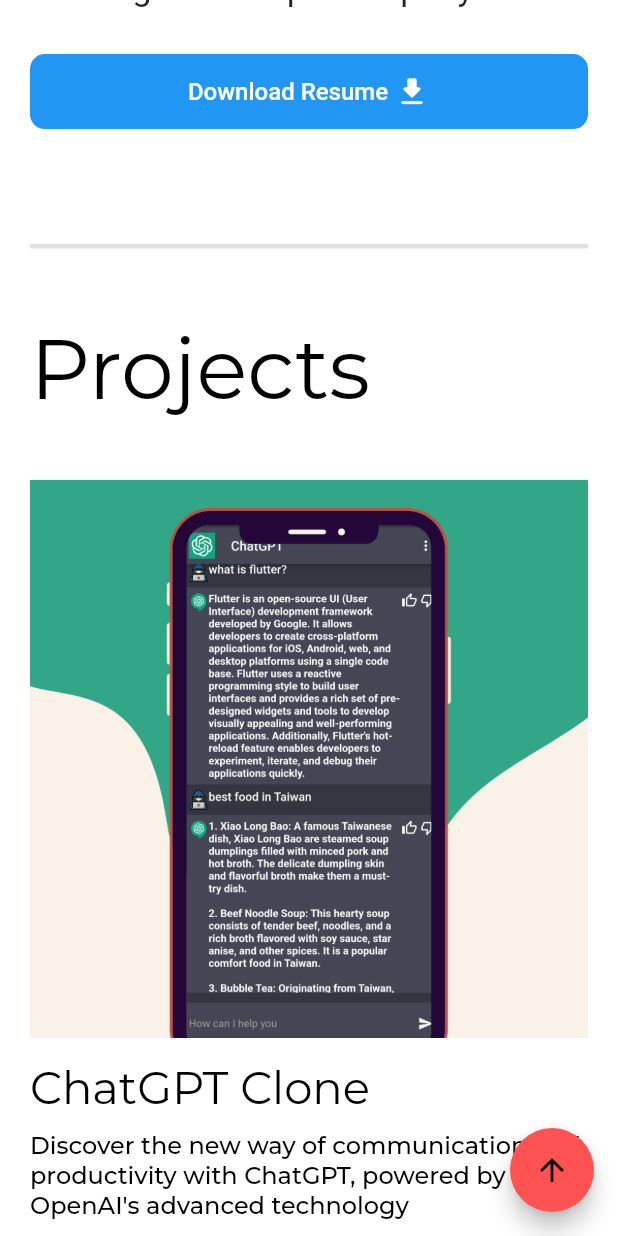
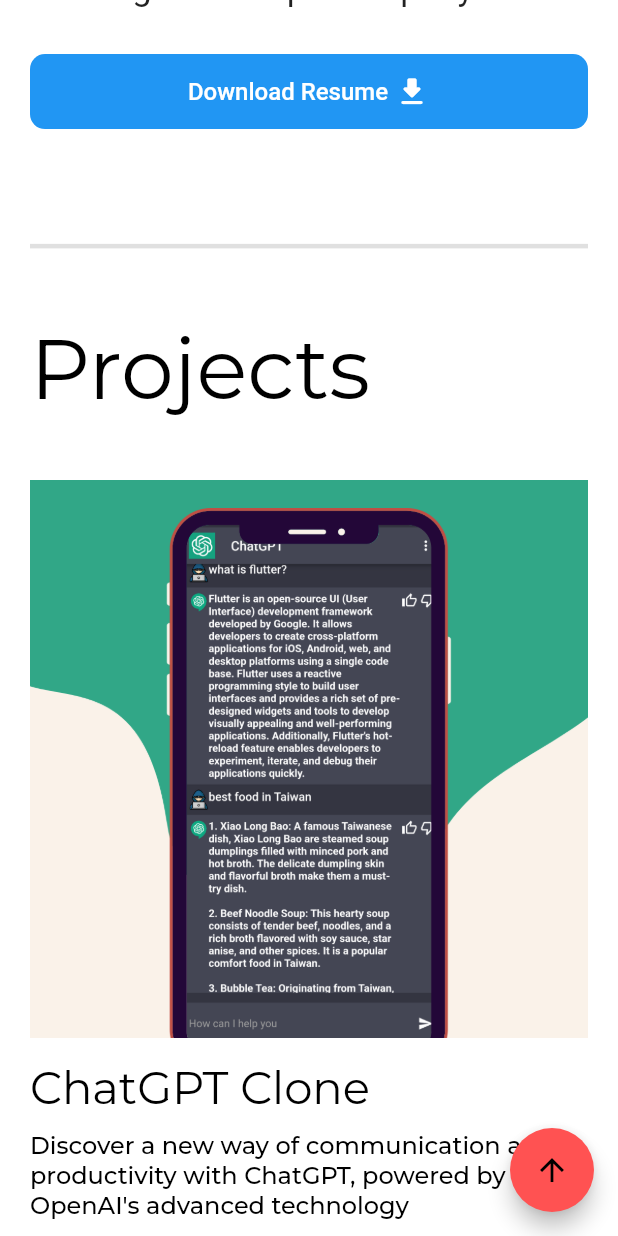
Before and after one commit to raymondk25/portfolioWeb, a Flutter app: the screen it shows after launch, scrolled down 1728 dp, on a phone screen of 412 x 824 dp. Run offline on Flutter 3.47's test engine with Material 2 defaults, Android fonts, the phone set to English and light mode, and no system bars; drawn by our look-alikes of auto_size_text; our stand-ins replace after_layout, animate_do, animated_text_kit, font_awesome_flutter, get, google_fonts and 1 more; missing offline and left inert: dart:html, webfeed.

Commit message:
update project & experience

```diff
--- a/lib/experience/experience_container.dart
+++ b/lib/experience/experience_container.dart
@@ -91,6 +91,6 @@
       timeline: 'Desember 2022- June 2023 (7 months)',
       descriptions: [
         '- Building the Chongpuu mobile app on both iOS/Android platforms with Flutter',
-        '- Build the designs from wireframse into high quality code',
+        '- Build the designs from wireframse into high-quality code',
       ]),
 ];
--- a/lib/project/project_view.dart
+++ b/lib/project/project_view.dart
@@ -27,17 +27,17 @@
       image: 'images/chatGPT_clone.png',
       title: 'ChatGPT Clone',
       description:
-          "Discover the new way of communication and productivity with ChatGPT, powered by OpenAI's advanced technology",
+          "Discover a new way of communication and productivity with ChatGPT, powered by OpenAI's advanced technology",
       technologies: ['Flutter', 'OpenAI API']),
   ProjectItem(
       url: 'https://github.com/raymondk25/news_app',
-      image: 'images/news_app.png',
+      image: 'images/news.png',
       title: 'News App',
       description: "Build a fully functional News app from scratch using 2 different Rest APIs",
       technologies: ['Flutter', 'API', 'Firebase']),
   ProjectItem(
       url: 'https://github.com/raymondk25/store_api_flutter',
-      image: 'images/store_app.png',
+      image: 'images/store.png',
       title: 'Store App',
       description: 'Build a mini Store app with Rest API from scratch',
       technologies: ['Flutter', 'API']),
```
Also changed, not shown: pubspec.yaml (+1 -13 lines), images/news.png (added), images/news_app.png (deleted), images/store.png (added), images/store_app.png (deleted), 1 other file.
